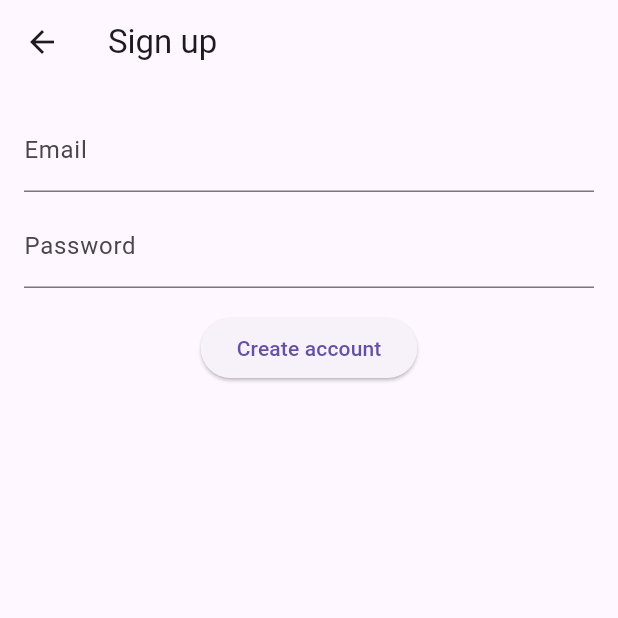
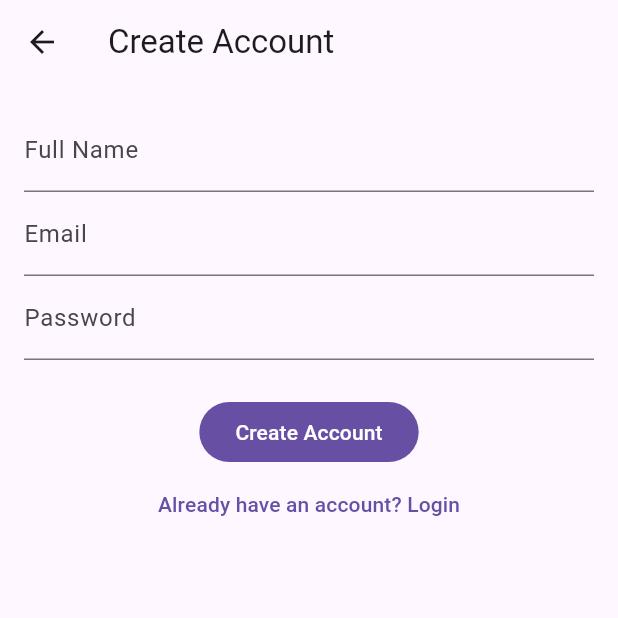
Before and after one commit to divyam2324/Expense-Tracker, a Flutter app: the screen it shows after launch, after a tap on "Create account", on a phone screen of 412 x 824 dp, the top half of it. Run offline on Flutter 3.47's test engine with Material 3 defaults, Android fonts, the phone set to English and light mode, and no system bars; our stand-ins replace cloud_firestore, firebase_auth, firebase_core, fl_chart, flutter_riverpod, hive and 2 more; missing offline and left inert: excel, google_ml_kit; accounts and stored records are empty.

Commit message:
signup and login update

```diff
--- a/lib/screens/login_screen.dart
+++ b/lib/screens/login_screen.dart
@@ -15,7 +15,9 @@ class _LoginScreenState extends ConsumerState<LoginScreen> {
   final _passCtrl = TextEditingController();
   bool _loading = false;
 
-  void _showError(String s) => ScaffoldMessenger.of(context).showSnackBar(SnackBar(content: Text(s)));
+  void _showError(String msg) {
+    ScaffoldMessenger.of(context).showSnackBar(SnackBar(content: Text(msg)));
+  }
 
   @override
   Widget build(BuildContext context) {
@@ -27,49 +29,70 @@ class _LoginScreenState extends ConsumerState<LoginScreen> {
         padding: const EdgeInsets.all(16),
         child: Column(
           children: [
-            TextField(controller: _emailCtrl, decoration: const InputDecoration(labelText: 'Email')),
+            TextField(
+              controller: _emailCtrl,
+              decoration: const InputDecoration(labelText: 'Email'),
+            ),
             const SizedBox(height: 8),
-            TextField(controller: _passCtrl, decoration: const InputDecoration(labelText: 'Password'), obscureText: true),
+            TextField(
+              controller: _passCtrl,
+              decoration: const InputDecoration(labelText: 'Password'),
+              obscureText: true,
+            ),
             const SizedBox(height: 16),
-            _loading ? const CircularProgressIndicator() : Column(
+
+            _loading
+                ? const CircularProgressIndicator()
+                : Column(
                     children: [
+                      /// ------------------------
+                      /// EMAIL + PASSWORD SIGN-IN
+                      /// ------------------------
                       ElevatedButton(
                         onPressed: () async {
+                          if (_emailCtrl.text.isEmpty ||
+                              _passCtrl.text.isEmpty) {
+                            _showError("Enter email & password");
+                            return;
+                          }
+
                           setState(() => _loading = true);
-                    try {
-                      await authService.signInWithEmail(_emailCtrl.text.trim(), _passCtrl.text);
-                      // on success firebaseUserProvider will update and navigate automatically
-                    } catch (e) {
-                      _showError(e.toString());
-                    } finally {
+
+                          final user = await authService.signIn(
+                            _emailCtrl.text.trim(),
+                            _passCtrl.text.trim(),
+                          );
+
                           setState(() => _loading = false);
+
+                          if (user == null) {
+                            _showError("Invalid login credentials");
                           }
+
+                          // NO MANUAL NAVIGATION REQUIRED
+                          // AuthGate will detect user & navigate to home
                         },
-                  child: const Text('Sign in'),
+                        child: const Text("Sign In"),
                       ),
+
                       const SizedBox(height: 8),
-                ElevatedButton.icon(
-                  onPressed: () async {
-                    setState(() => _loading = true);
-                    try {
-                      final userCred = await authService.signInWithGoogle();
-                      if (userCred == null) _showError('Google sign-in cancelled');
-                    } catch (e) {
-                      _showError(e.toString());
-                    } finally {
-                      setState(() => _loading = false);
-                    }
+
+                      /// ------------------------
+                      /// NAVIGATE TO SIGNUP
+                      /// ------------------------
+                      TextButton(
+                        onPressed: () {
+                          Navigator.push(
+                            context,
+                            MaterialPageRoute(
+                              builder: (_) => const SignupScreen(),
+                            ),
+                          );
                         },
-                  icon: const Icon(Icons.login),
-                  label: const Text('Sign in with Google'),
-                ),
-                const SizedBox(height: 8),
-                TextButton(
-                  onPressed: () => Navigator.push(context, MaterialPageRoute(builder: (_) => const SignupScreen())),
-                  child: const Text('Create account'),
+                        child: const Text("Create account"),
                       ),
                     ],
-            )
+                  ),
           ],
         ),
       ),
--- a/lib/screens/signup_screen.dart
+++ b/lib/screens/signup_screen.dart
@@ -10,42 +10,75 @@ class SignupScreen extends ConsumerStatefulWidget {
 }
 
 class _SignupScreenState extends ConsumerState<SignupScreen> {
-  final _emailCtrl = TextEditingController();
-  final _passCtrl = TextEditingController();
-  bool _loading = false;
-
-  void _showError(String s) => ScaffoldMessenger.of(context).showSnackBar(SnackBar(content: Text(s)));
+  final _formKey = GlobalKey<FormState>();
+  final email = TextEditingController();
+  final password = TextEditingController();
+  final name = TextEditingController();
+  bool loading = false;
 
   @override
   Widget build(BuildContext context) {
-    final authService = ref.read(authServiceProvider);
-
     return Scaffold(
-      appBar: AppBar(title: const Text('Sign up')),
+      appBar: AppBar(title: const Text("Create Account")),
       body: Padding(
         padding: const EdgeInsets.all(16),
+        child: Form(
+          key: _formKey,
           child: Column(
             children: [
-            TextField(controller: _emailCtrl, decoration: const InputDecoration(labelText: 'Email')),
-            const SizedBox(height: 8),
-            TextField(controller: _passCtrl, decoration: const InputDecoration(labelText: 'Password'), obscureText: true),
-            const SizedBox(height: 16),
-            _loading ? const CircularProgressIndicator() : ElevatedButton(
+              TextFormField(
+                controller: name,
+                decoration: const InputDecoration(labelText: "Full Name"),
+                validator: (v) => v!.isEmpty ? "Name is required" : null,
+              ),
+              TextFormField(
+                controller: email,
+                decoration: const InputDecoration(labelText: "Email"),
+                validator: (v) => v!.contains("@") ? null : "Enter valid email",
+              ),
+              TextFormField(
+                controller: password,
+                decoration: const InputDecoration(labelText: "Password"),
+                obscureText: true,
+                validator: (v) => v!.length < 6 ? "Password too short" : null,
+              ),
+              const SizedBox(height: 24),
+              loading
+                  ? const CircularProgressIndicator()
+                  : FilledButton(
                     onPressed: () async {
-                setState(() => _loading = true);
-                try {
-                  await authService.signUpWithEmail(_emailCtrl.text.trim(), _passCtrl.text);
-                  // On success the stream updates and app navigates to Home
-                  Navigator.pop(context);
-                } catch (e) {
-                  _showError(e.toString());
-                } finally {
-                  setState(() => _loading = false);
+                      if (!_formKey.currentState!.validate()) return;
+
+                      setState(() => loading = true);
+
+                      final auth = ref.read(authServiceProvider);
+                      final res = await auth.signUp(
+                        email.text.trim(),
+                        password.text.trim(),
+                        displayName: name.text.trim(),
+                      );
+
+                      setState(() => loading = false);
+
+                      if (res == null) {
+                        ScaffoldMessenger.of(context).showSnackBar(
+                          const SnackBar(content: Text("Signup failed")),
+                        );
+                        return;
                       }
+
+                      // Auth state will automatically update and navigate via AuthGate
+                      // No need to manually navigate
                     },
-              child: const Text('Create account'),
-            )
+                    child: const Text("Create Account"),
+                  ),
+              TextButton(
+                onPressed:
+                    () => Navigator.pushReplacementNamed(context, '/login'),
+                child: const Text("Already have an account? Login"),
+              ),
             ],
+          ),
         ),
       ),
     );
```
Also changed, not shown: lib/app.dart (+2 -66 lines), lib/auth_gate.dart (added, +27 -0 lines), lib/providers/auth_provider.dart (+40 -39 lines), lib/screens/calendar_screen.dart (+65 -23 lines), lib/screens/profile_screen.dart (added, +70 -0 lines). Lines whose indentation alone changed are shown as unchanged.
